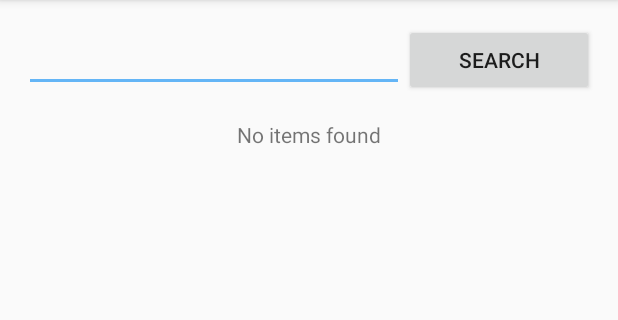
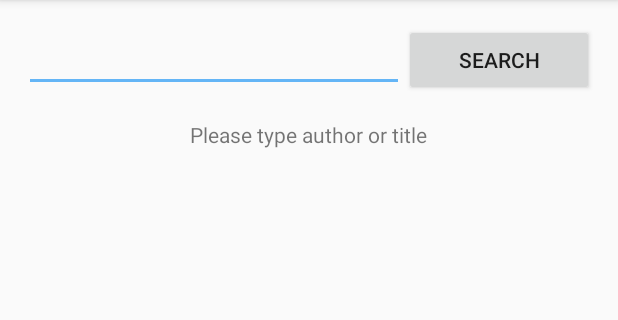
Before and after one commit to damwilin/BookListingApp, an Android app: the screen it shows after launch (MainActivity), on a phone screen of 412 x 824 dp, the part 84-404 px from its top. Run offline under Robolectric (Android 15) with nearby library versions, the phone set to English and light mode, and no system bars; our stand-ins replace ButterKnife.

Commit message:
Added  empty view that informs the user how to populate the list

```diff
--- a/app/build.gradle
+++ b/app/build.gradle
@@ -27,6 +27,6 @@ dependencies {
     compile 'com.android.support:appcompat-v7:25.3.1'
     compile 'com.android.support.constraint:constraint-layout:1.0.2'
     compile 'com.jakewharton:butterknife:8.6.0'
+    testCompile 'junit:junit:4.12'
     annotationProcessor 'com.jakewharton:butterknife-compiler:8.6.0'
-    testCompile 'junit:junit:4.12'
 }
--- a/app/src/main/AndroidManifest.xml
+++ b/app/src/main/AndroidManifest.xml
@@ -4,6 +4,7 @@
 
     <uses-permission android:name="android.permission.INTERNET" />
     <uses-permission android:name="android.permission.ACCESS_NETWORK_STATE" />
+
     <application
         android:allowBackup="true"
         android:icon="@mipmap/ic_launcher"
--- a/app/src/main/java/com/wili/android/booklistingapp/MainActivity.java
+++ b/app/src/main/java/com/wili/android/booklistingapp/MainActivity.java
@@ -1,4 +1,5 @@
 package com.wili.android.booklistingapp;
+
 import android.app.LoaderManager;
 import android.content.Context;
 import android.content.Loader;
@@ -14,12 +15,15 @@ import android.widget.ListView;
 import android.widget.ProgressBar;
 import android.widget.TextView;
 import android.widget.Toast;
+
 import java.util.ArrayList;
 import java.util.List;
+
 import butterknife.BindView;
 import butterknife.ButterKnife;
 
 public class MainActivity extends AppCompatActivity implements LoaderManager.LoaderCallbacks<List<BookItem>> {
+    private static final String LOG_TAG = MainActivity.class.getSimpleName();
     private static final int LOADER_ID = 1;
     private static final String BOOKS_URL = "https://www.googleapis.com/books/v1/volumes?q=";
     @BindView(R.id.search_text)
@@ -35,6 +39,7 @@ public class MainActivity extends AppCompatActivity implements LoaderManager.Loa
     private String searchUrl;
     private BooksAdapter booksAdapter;
     private LoaderManager loaderManager;
+    private boolean isClicked = false;
 
     @Override
     protected void onCreate(Bundle savedInstanceState) {
@@ -44,16 +49,21 @@ public class MainActivity extends AppCompatActivity implements LoaderManager.Loa
         booksAdapter = new BooksAdapter(this, new ArrayList<BookItem>());
         listView.setEmptyView(emptyView);
         listView.setAdapter(booksAdapter);
-        if (!isConnected()) {
-            emptyView.setText(R.string.no_connection);
-        } else {
+        progressBar.setVisibility(View.GONE);
+        if (isConnected()) {
             loaderManager = getLoaderManager();
             loaderManager.initLoader(LOADER_ID, null, this);
+        } else {
+            if (isClicked == false) {
+                emptyView.setText(R.string.populate_list);
+            } else
+                emptyView.setText(R.string.no_connection);
         }
 
         searchButton.setOnClickListener(new View.OnClickListener() {
             @Override
             public void onClick(View v) {
+                isClicked = true;
                 if (isConnected())
                     search();
                 else
@@ -70,7 +80,10 @@ public class MainActivity extends AppCompatActivity implements LoaderManager.Loa
     @Override
     public void onLoadFinished(Loader<List<BookItem>> loader, List<BookItem> data) {
         progressBar.setVisibility(View.GONE);
-        emptyView.setText(R.string.not_found);
+        if (isClicked == true)
+            emptyView.setText(R.string.not_found);
+        else
+            emptyView.setText(R.string.populate_list);
         booksAdapter.clear();
         if (data != null) {
             booksAdapter.addAll(data);
@@ -88,6 +101,7 @@ public class MainActivity extends AppCompatActivity implements LoaderManager.Loa
         emptyView.setVisibility(View.GONE);
         progressBar.setVisibility(View.VISIBLE);
         String keywords = searchText.getText().toString();
+        keywords = keywords.trim();
         keywords = keywords.replaceAll(" ", "+");
         searchUrl = null;
         searchUrl = BOOKS_URL + keywords;
@@ -101,4 +115,16 @@ public class MainActivity extends AppCompatActivity implements LoaderManager.Loa
         boolean isConnected = activeNetwork != null && activeNetwork.isConnectedOrConnecting();
         return isConnected;
     }
+
+    @Override
+    protected void onSaveInstanceState(Bundle outState) {
+        super.onSaveInstanceState(outState);
+        outState.putBoolean(getString(R.string.isClicked), isClicked);
+    }
+
+    @Override
+    protected void onRestoreInstanceState(Bundle savedInstanceState) {
+        super.onRestoreInstanceState(savedInstanceState);
+        isClicked = savedInstanceState.getBoolean(getString(R.string.isClicked));
+    }
 }
--- a/app/src/main/res/values/strings.xml
+++ b/app/src/main/res/values/strings.xml
@@ -3,4 +3,6 @@
     <string name="not_found">No items found</string>
     <string name="no_connection">No internet connection</string>
     <string name="found">Found: </string>
+    <string name="populate_list">Please type author or title</string>
+    <string name="isClicked">isClicked</string>
 </resources>
```
